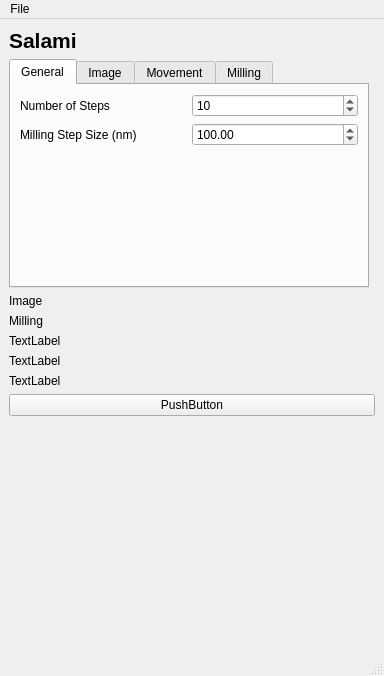
The window that salami/ui/qt/SalamiUI.ui (DeMarcoLab/salami) describes before a commit, drawn with Qt 5.
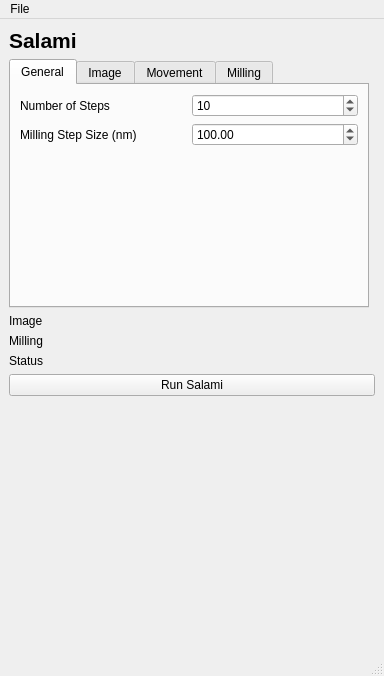
The same window after the commit.

Diff of the .ui file:
```diff
--- a/salami/ui/qt/SalamiUI.ui
+++ b/salami/ui/qt/SalamiUI.ui
@@ -15,10 +15,37 @@
   </property>
   <widget class="QWidget" name="centralwidget">
    <layout class="QGridLayout" name="gridLayout">
+    <item row="5" column="0" colspan="2">
+     <widget class="QLabel" name="label_milling">
+      <property name="text">
+       <string>Milling</string>
+      </property>
+     </widget>
+    </item>
+    <item row="2" column="0" colspan="2">
+     <widget class="QLabel" name="label_imaging">
+      <property name="text">
+       <string>Image</string>
+      </property>
+     </widget>
+    </item>
     <item row="8" column="0">
-     <widget class="QLabel" name="label_7">
+     <spacer name="verticalSpacer">
+      <property name="orientation">
+       <enum>Qt::Vertical</enum>
+      </property>
+      <property name="sizeHint" stdset="0">
+       <size>
+        <width>20</width>
+        <height>40</height>
+       </size>
+      </property>
+     </spacer>
+    </item>
+    <item row="7" column="0" colspan="2">
+     <widget class="QPushButton" name="pushButton">
       <property name="text">
-       <string>TextLabel</string>
+       <string>Run Salami</string>
       </property>
      </widget>
     </item>
@@ -130,54 +157,13 @@
       </widget>
      </widget>
     </item>
-    <item row="5" column="0" colspan="2">
-     <widget class="QLabel" name="label_3">
-      <property name="text">
-       <string>Milling</string>
-      </property>
-     </widget>
-    </item>
-    <item row="9" column="0" colspan="2">
-     <widget class="QPushButton" name="pushButton">
-      <property name="text">
-       <string>PushButton</string>
-      </property>
-     </widget>
-    </item>
     <item row="6" column="0">
      <widget class="QLabel" name="label_5">
       <property name="text">
-       <string>TextLabel</string>
+       <string>Status</string>
       </property>
      </widget>
     </item>
-    <item row="2" column="0" colspan="2">
-     <widget class="QLabel" name="label_2">
-      <property name="text">
-       <string>Image</string>
-      </property>
-     </widget>
-    </item>
-    <item row="7" column="0">
-     <widget class="QLabel" name="label_6">
-      <property name="text">
-       <string>TextLabel</string>
-      </property>
-     </widget>
-    </item>
-    <item row="10" column="0">
-     <spacer name="verticalSpacer">
-      <property name="orientation">
-       <enum>Qt::Vertical</enum>
-      </property>
-      <property name="sizeHint" stdset="0">
-       <size>
-        <width>20</width>
-        <height>40</height>
-       </size>
-      </property>
-     </spacer>
-    </item>
    </layout>
   </widget>
   <widget class="QMenuBar" name="menubar">
```
Left out of the diff: 28 changed lines with no effect on the pictures.
